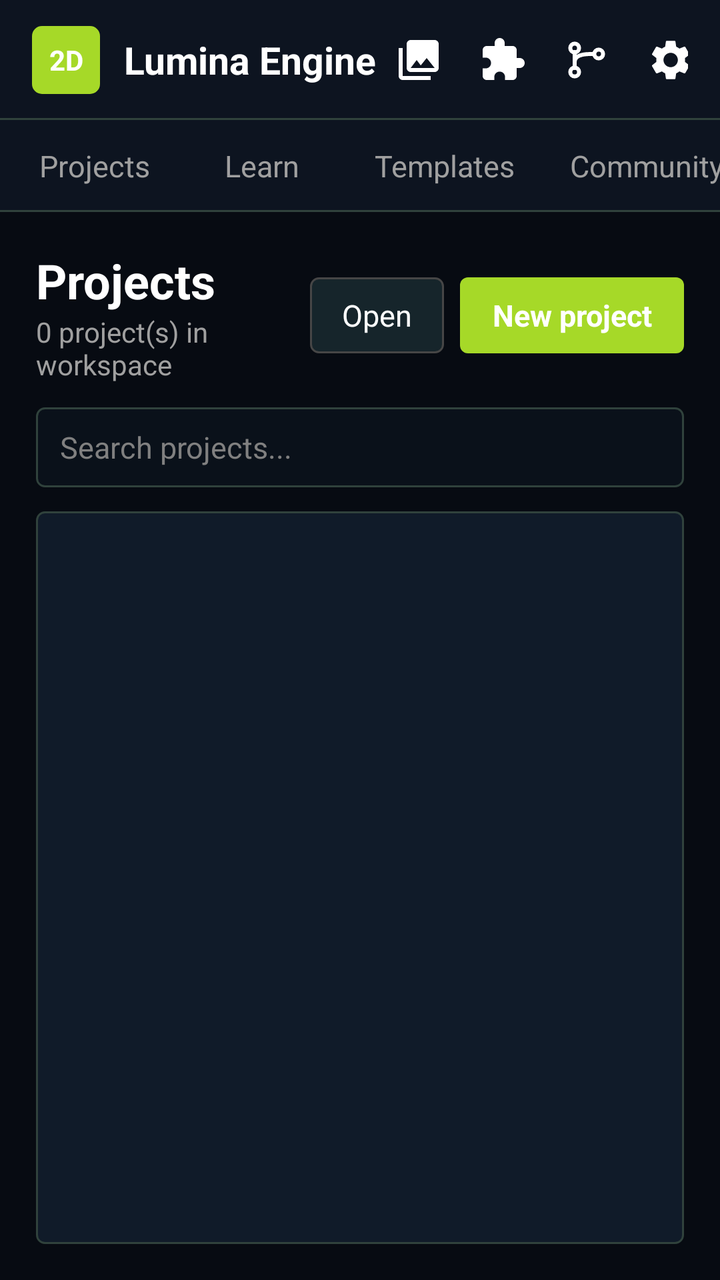
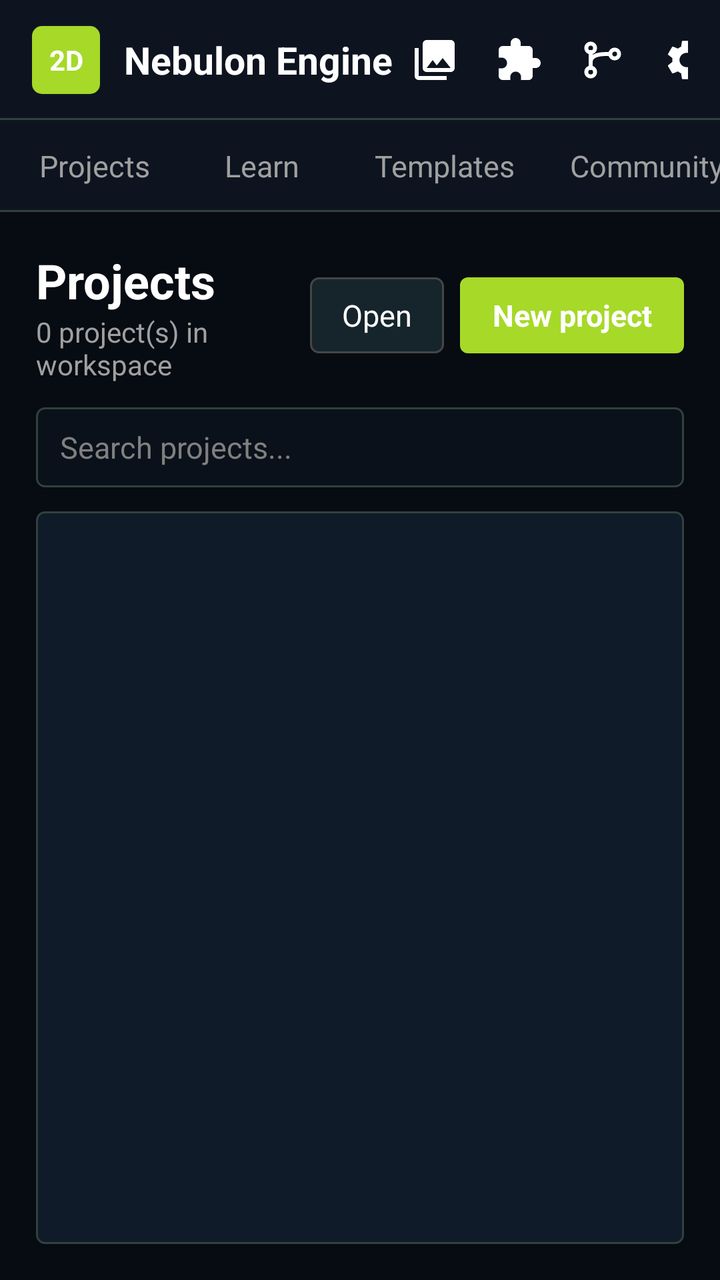

The first picture is an Android layout as it rendered before a commit; the second is the same layout after the commit. The layout source and the unified diff follow.
<!-- AndroidManifest.xml: application theme AppTheme -->
<!-- res/layout/home_screen.xml -->
<?xml version="1.0" encoding="utf-8"?>
<LinearLayout xmlns:android="http://schemas.android.com/apk/res/android"
    xmlns:ads="http://schemas.android.com/apk/res-auto"
    android:layout_width="match_parent"
    android:layout_height="match_parent"
    android:background="@color/home_bg"
    android:clickable="true"
    android:focusable="true"
    android:orientation="vertical">

    
    <LinearLayout
        android:layout_width="match_parent"
        android:layout_height="60dp"
        android:background="@drawable/home_header_bg"
        android:gravity="center_vertical"
        android:orientation="horizontal"
        android:paddingStart="16dp"
        android:paddingEnd="16dp">

        <TextView
            android:layout_width="34dp"
            android:layout_height="34dp"
            android:background="@drawable/home_logo_bg"
            android:gravity="center"
            android:text="2D"
            android:textColor="@color/home_text"
            android:textSize="14sp"
            android:textStyle="bold" />

        <TextView
            android:layout_width="wrap_content"
            android:layout_height="wrap_content"
            android:layout_marginStart="12dp"
            android:text="Lumina Engine"
            android:textColor="@color/home_text"
            android:textSize="19sp"
            android:textStyle="bold" />

        <View
            android:layout_width="0dp"
            android:layout_height="1dp"
            android:layout_weight="1" />

        <ImageView
            android:id="@+id/home_store"
            android:layout_width="42dp"
            android:layout_height="42dp"
            android:background="?android:attr/selectableItemBackgroundBorderless"
            android:contentDescription="Store"
            android:padding="9dp"
            android:src="@drawable/ic_lumina_collections"
            android:tint="@color/home_text" />

        <ImageView
            android:id="@+id/home_blocks"
            android:layout_width="42dp"
            android:layout_height="42dp"
            android:background="?android:attr/selectableItemBackgroundBorderless"
            android:contentDescription="Block creator"
            android:padding="9dp"
            android:src="@drawable/ic_lumina_blocks"
            android:tint="@color/home_text" />

        <ImageView
            android:id="@+id/home_clone"
            android:layout_width="42dp"
            android:layout_height="42dp"
            android:background="?android:attr/selectableItemBackgroundBorderless"
            android:contentDescription="Clone from GitHub"
            android:padding="9dp"
            android:src="@drawable/ic_lumina_git"
            android:tint="@color/home_text" />

        <ImageView
            android:id="@+id/home_gear"
            android:layout_width="42dp"
            android:layout_height="42dp"
            android:background="?android:attr/selectableItemBackgroundBorderless"
            android:contentDescription="Settings"
            android:padding="9dp"
            android:src="@drawable/ic_lumina_settings"
            android:tint="@color/home_text" />
    </LinearLayout>

    
    <HorizontalScrollView
        android:layout_width="match_parent"
        android:layout_height="wrap_content"
        android:background="@drawable/home_header_bg"
        android:fillViewport="true"
        android:scrollbars="none">

        <LinearLayout
            android:id="@+id/home_tabs"
            android:layout_width="match_parent"
            android:layout_height="wrap_content"
            android:orientation="horizontal"
            android:padding="5dp">

            <TextView android:id="@+id/tab_projects" style="@style/HomeTab" android:text="Projects" />
            <TextView android:id="@+id/tab_learn" style="@style/HomeTab" android:text="Learn" />
            <TextView android:id="@+id/tab_templates" style="@style/HomeTab" android:text="Templates" />
            <TextView android:id="@+id/tab_community" style="@style/HomeTab" android:text="Community" />
            <TextView android:id="@+id/tab_settings" style="@style/HomeTab" android:text="Settings" />
        </LinearLayout>
    </HorizontalScrollView>

    <FrameLayout
        android:layout_width="match_parent"
        android:layout_height="0dp"
        android:layout_weight="1">

        
        <LinearLayout
            android:id="@+id/page_projects"
            android:layout_width="match_parent"
            android:layout_height="match_parent"
            android:orientation="vertical"
            android:padding="18dp">

            <LinearLayout
                android:layout_width="match_parent"
                android:layout_height="wrap_content"
                android:gravity="center_vertical"
                android:orientation="horizontal">

                <LinearLayout
                    android:layout_width="0dp"
                    android:layout_height="wrap_content"
                    android:layout_weight="1"
                    android:orientation="vertical">

                    <TextView style="@style/HomePageTitle" android:text="Projects" />

                    <TextView
                        android:id="@+id/projects_count"
                        style="@style/HomePageSubtitle"
                        android:text="0 project(s) in workspace" />
                </LinearLayout>

                <TextView
                    android:id="@+id/btn_open"
                    style="@style/HomeButton.Secondary"
                    android:layout_marginEnd="8dp"
                    android:text="Open" />

                <TextView
                    android:id="@+id/btn_new_project"
                    style="@style/HomeButton.Primary"
                    android:text="New project" />
            </LinearLayout>

            <EditText
                android:id="@+id/projects_search"
                android:layout_width="match_parent"
                android:layout_height="40dp"
                android:layout_marginTop="12dp"
                android:background="@drawable/home_input_bg"
                android:hint="Search projects..."
                android:imeOptions="actionSearch"
                android:inputType="text"
                android:paddingStart="12dp"
                android:paddingEnd="12dp"
                android:textColor="@color/home_text"
                android:textColorHint="@color/home_text_muted"
                android:textSize="15sp" />

            <FrameLayout
                android:layout_width="match_parent"
                android:layout_height="match_parent"
                android:layout_marginTop="12dp"
                android:background="@drawable/home_list_bg"
                android:padding="1dp">

                <ScrollView
                    android:layout_width="match_parent"
                    android:layout_height="match_parent">

                    <LinearLayout
                        android:id="@+id/projects_list"
                        android:layout_width="match_parent"
                        android:layout_height="wrap_content"
                        android:orientation="vertical" />
                </ScrollView>

                <TextView
                    android:id="@+id/projects_empty"
                    android:layout_width="wrap_content"
                    android:layout_height="wrap_content"
                    android:layout_gravity="center"
                    android:text="No projects yet"
                    android:textColor="@color/home_text_muted"
                    android:textSize="15sp"
                    android:visibility="gone" />
            </FrameLayout>
        </LinearLayout>

        
        <ScrollView
            android:id="@+id/page_templates"
            android:layout_width="match_parent"
            android:layout_height="match_parent"
            android:visibility="gone">

            <LinearLayout
                android:id="@+id/templates_list"
                android:layout_width="match_parent"
                android:layout_height="wrap_content"
                android:orientation="vertical"
                android:padding="18dp">

                <TextView style="@style/HomePageTitle" android:text="Templates &amp; Examples" />

                <TextView
                    style="@style/HomePageSubtitle"
                    android:layout_marginBottom="6dp"
                    android:text="Jumpstart your game with ready-to-run starter projects and engine features" />
            </LinearLayout>
        </ScrollView>

        
        <ScrollView
            android:id="@+id/page_learn"
            android:layout_width="match_parent"
            android:layout_height="match_parent"
            android:visibility="gone">

            <LinearLayout
                android:id="@+id/learn_list"
                android:layout_width="match_parent"
                android:layout_height="wrap_content"
                android:orientation="vertical"
                android:padding="18dp">

                <LinearLayout
                    android:layout_width="wrap_content"
                    android:layout_height="wrap_content"
                    android:gravity="center_vertical"
                    android:orientation="horizontal">

                    <TextView style="@style/HomePageTitle" android:text="Learn by making games" />

                    <TextView
                        android:id="@+id/learn_experimental"
                        android:layout_width="wrap_content"
                        android:layout_height="wrap_content"
                        android:layout_marginStart="10dp"
                        android:background="@drawable/home_badge_experimental"
                        android:paddingStart="10dp"
                        android:paddingTop="3dp"
                        android:paddingEnd="10dp"
                        android:paddingBottom="3dp"
                        android:text="(Experimental)"
                        android:textColor="#FFB74D"
                        android:textSize="12sp"
                        android:textStyle="bold" />
                </LinearLayout>

                <TextView
                    style="@style/HomePageSubtitle"
                    android:layout_marginBottom="6dp"
                    android:text="Interactive tutorials guide every tap, step by step" />
            </LinearLayout>
        </ScrollView>

        
        <ScrollView
            android:id="@+id/page_community"
            android:layout_width="match_parent"
            android:layout_height="match_parent"
            android:visibility="gone">

            <LinearLayout
                android:id="@+id/community_list"
                android:layout_width="match_parent"
                android:layout_height="wrap_content"
                android:orientation="vertical"
                android:padding="18dp">

                <TextView style="@style/HomePageTitle" android:text="Community &amp; Support" />

                <TextView
                    style="@style/HomePageSubtitle"
                    android:text="Connect with the Lumina Engine developer community across the globe" />

                <LinearLayout
                    android:layout_width="match_parent"
                    android:layout_height="wrap_content"
                    android:layout_marginTop="18dp"
                    android:layout_marginBottom="8dp"
                    android:background="@drawable/home_donate_bg"
                    android:gravity="center_vertical"
                    android:orientation="horizontal"
                    android:padding="14dp">

                    <LinearLayout
                        android:layout_width="0dp"
                        android:layout_height="wrap_content"
                        android:layout_weight="1"
                        android:orientation="vertical">

                        <TextView
                            android:layout_width="wrap_content"
                            android:layout_height="wrap_content"
                            android:text="💖 Support Engine Development"
                            android:textColor="@color/home_text"
                            android:textSize="17sp"
                            android:textStyle="bold" />

                        <TextView
                            android:layout_width="wrap_content"
                            android:layout_height="wrap_content"
                            android:layout_marginTop="2dp"
                            android:text="Lumina Engine is developed with passion. Help keep updates and features coming!"
                            android:textColor="@color/home_text_secondary"
                            android:textSize="13sp" />
                    </LinearLayout>

                    <TextView
                        android:id="@+id/btn_donate"
                        style="@style/HomeButton.Primary"
                        android:layout_marginStart="10dp"
                        android:text="Donate" />
                </LinearLayout>
            </LinearLayout>
        </ScrollView>

        
        <ScrollView
            android:id="@+id/page_settings"
            android:layout_width="match_parent"
            android:layout_height="match_parent"
            android:visibility="gone">

            <LinearLayout
                android:layout_width="match_parent"
                android:layout_height="wrap_content"
                android:orientation="vertical"
                android:padding="18dp">

                <TextView style="@style/HomePageTitle" android:text="Engine Settings" />

                <TextView
                    style="@style/HomePageSubtitle"
                    android:text="Configure editor behaviors, code generation, and preferences" />

                <LinearLayout
                    android:layout_width="match_parent"
                    android:layout_height="wrap_content"
                    android:layout_marginTop="18dp"
                    android:background="@drawable/home_card_bg"
                    android:orientation="vertical"
                    android:padding="16dp">

                    <TextView
                        android:layout_width="wrap_content"
                        android:layout_height="wrap_content"
                        android:text="EDITOR &amp; COMPILER"
                        android:textColor="@color/home_text_muted"
                        android:textSize="13sp"
                        android:textStyle="bold" />

                    <TextView style="@style/HomeFieldLabel" android:text="Interface Language" />

                    <FrameLayout
                        android:layout_width="match_parent"
                        android:layout_height="wrap_content">

                        <Spinner
                            android:id="@+id/setting_language"
                            style="@style/HomeSpinner" />

                        <TextView
                            android:layout_width="wrap_content"
                            android:layout_height="wrap_content"
                            android:layout_gravity="end|center_vertical"
                            android:layout_marginEnd="14dp"
                            android:text="▾"
                            android:textColor="@color/home_text_secondary"
                            android:textSize="16sp" />
                    </FrameLayout>

                    <TextView style="@style/HomeFieldLabel" android:text="Java Compiler Backend" />

                    <FrameLayout
                        android:layout_width="match_parent"
                        android:layout_height="wrap_content">

                        <Spinner
                            android:id="@+id/setting_compiler"
                            style="@style/HomeSpinner" />

                        <TextView
                            android:layout_width="wrap_content"
                            android:layout_height="wrap_content"
                            android:layout_gravity="end|center_vertical"
                            android:layout_marginEnd="14dp"
                            android:text="▾"
                            android:textColor="@color/home_text_secondary"
                            android:textSize="16sp" />
                    </FrameLayout>

                    <androidx.appcompat.widget.SwitchCompat
                        android:id="@+id/setting_completion"
                        style="@style/HomeSwitch"
                        android:layout_marginTop="18dp"
                        android:text="Script Code Completion" />

                    <androidx.appcompat.widget.SwitchCompat
                        android:id="@+id/setting_autosave"
                        style="@style/HomeSwitch"
                        android:text="Automatic Scene Saving" />

                    <androidx.appcompat.widget.SwitchCompat
                        android:id="@+id/setting_undo"
                        style="@style/HomeSwitch"
                        android:text="Persist Undo/Redo History" />

                    <androidx.appcompat.widget.SwitchCompat
                        android:id="@+id/setting_ads"
                        style="@style/HomeSwitch"
                        android:text="Show ads" />
                </LinearLayout>
            </LinearLayout>
        </ScrollView>
    </FrameLayout>

    
    <LinearLayout
        android:id="@+id/home_ad_container"
        android:layout_width="match_parent"
        android:layout_height="wrap_content"
        android:background="@color/home_bg"
        android:orientation="vertical"
        android:paddingStart="8dp"
        android:paddingEnd="8dp"
        android:paddingBottom="6dp"
        android:visibility="gone">

        <LinearLayout
            android:layout_width="match_parent"
            android:layout_height="22dp"
            android:gravity="center_vertical"
            android:orientation="horizontal">

            <TextView
                android:layout_width="wrap_content"
                android:layout_height="wrap_content"
                android:text="Ad"
                android:textColor="@color/home_text_muted"
                android:textSize="10sp" />

            <View
                android:layout_width="0dp"
                android:layout_height="1dp"
                android:layout_weight="1" />

            <TextView
                android:id="@+id/home_ad_hide"
                android:layout_width="wrap_content"
                android:layout_height="match_parent"
                android:background="?android:attr/selectableItemBackgroundBorderless"
                android:gravity="center_vertical"
                android:paddingStart="10dp"
                android:paddingEnd="4dp"
                android:text="Hide ad"
                android:textColor="@color/home_text_secondary"
                android:textSize="10sp" />
        </LinearLayout>

        <com.google.android.gms.ads.AdView
            android:id="@+id/home_ad_banner"
            android:layout_width="wrap_content"
            android:layout_height="wrap_content"
            android:layout_gravity="center_horizontal"
            android:background="@android:color/transparent"
            ads:adSize="BANNER"
            ads:adUnitId="ca-app-pub-5858301436237272/3433751966" />
    </LinearLayout>
</LinearLayout>
<!-- resources referenced by this layout -->
<resources>
  <color name="home_bg">#FF070B12</color>
  <color name="home_text">#FFFFFFFF</color>
  <color name="home_text_muted">#FF808080</color>
  <color name="home_text_secondary">#FFA0A0A0</color>
  <!-- drawable home_logo_bg (drawable) -->
  <?xml version="1.0" encoding="utf-8"?>
  <shape xmlns:android="http://schemas.android.com/apk/res/android" android:shape="rectangle">
      <solid android:color="@color/home_accent" />
      <corners android:radius="5dp" />
  </shape>
  <style name="HomeButton.Primary">
          <item name="android:background">@drawable/home_btn_primary</item>
          <item name="android:textStyle">bold</item>
      </style>
  <style name="HomeButton.Secondary">
          <item name="android:background">@drawable/home_btn_secondary</item>
      </style>
  <style name="HomePageSubtitle">
          <item name="android:layout_width">wrap_content</item>
          <item name="android:layout_height">wrap_content</item>
          <item name="android:textColor">@color/home_text_secondary</item>
          <item name="android:textSize">14sp</item>
      </style>
  <style name="HomePageTitle">
          <item name="android:layout_width">wrap_content</item>
          <item name="android:layout_height">wrap_content</item>
          <item name="android:textColor">@color/home_text</item>
          <item name="android:textSize">24sp</item>
          <item name="android:textStyle">bold</item>
      </style>
  <style name="HomeSpinner">
          <item name="android:layout_width">match_parent</item>
          <item name="android:layout_height">44dp</item>
          <item name="android:background">@drawable/home_input_bg</item>
          <item name="android:popupBackground">@color/home_surface</item>
      </style>
  <style name="HomeSwitch">
          <item name="android:layout_width">match_parent</item>
          <item name="android:layout_height">48dp</item>
          <item name="android:textColor">@color/home_text</item>
          <item name="android:textSize">16sp</item>
      </style>
  <color name="home_surface">#FF101B29</color>
  <color name="home_border">#FF30423C</color>
  <color name="home_accent">#FFA6D928</color>
  <color name="home_header">#FF0D1420</color>
  <color name="home_input">#FF0A111A</color>
  <color name="md_theme_light_primary">#4D6B00</color>
  <color name="md_theme_light_onPrimary">#FFFFFF</color>
  <color name="md_theme_light_primaryContainer">#FFDCC5</color>
  <color name="md_theme_light_onPrimaryContainer">#301400</color>
  <color name="md_theme_light_secondary">#755945</color>
  <color name="md_theme_light_onSecondary">#FFFFFF</color>
  <color name="md_theme_light_secondaryContainer">#FFDCC5</color>
  <color name="md_theme_light_onSecondaryContainer">#2A1708</color>
  <color name="md_theme_light_tertiary">#5E6135</color>
  <color name="md_theme_light_onTertiary">#FFFFFF</color>
  <color name="md_theme_light_tertiaryContainer">#E3E6AF</color>
  <color name="md_theme_light_onTertiaryContainer">#1B1D00</color>
  <color name="md_theme_light_error">#BA1A1A</color>
  <color name="md_theme_light_errorContainer">#FFDAD6</color>
  <color name="md_theme_light_onError">#FFFFFF</color>
  <color name="md_theme_light_onErrorContainer">#410002</color>
  <color name="md_theme_light_background">#F7FBEA</color>
  <color name="md_theme_light_onBackground">#201A17</color>
  <color name="md_theme_light_surface">#FFFBFF</color>
  <color name="md_theme_light_onSurface">#201A17</color>
  <color name="md_theme_light_surfaceVariant">#F3DFD2</color>
  <color name="md_theme_light_onSurfaceVariant">#52443B</color>
  <color name="md_theme_light_outline">#84746A</color>
  <color name="md_theme_light_inverseOnSurface">#FBEEE8</color>
  <color name="md_theme_light_inverseSurface">#362F2B</color>
  <color name="md_theme_light_inversePrimary">#FFB781</color>
  <color name="home_accent_dark">#FF719800</color>
  <color name="home_button">#FF16252B</color>
  <!-- unchanged entries left out for length: 15 -->
</resources>

<!-- the commit's change to res/layout/home_screen.xml (unified diff, before → after) -->
@@ -32,7 +32,7 @@
             android:layout_width="wrap_content"
             android:layout_height="wrap_content"
             android:layout_marginStart="12dp"
-            android:text="Lumina Engine"
+            android:text="Nebulon Engine"
             android:textColor="@color/home_text"
             android:textSize="19sp"
             android:textStyle="bold" />
@@ -282,7 +282,7 @@
 
                 <TextView
                     style="@style/HomePageSubtitle"
-                    android:text="Connect with the Lumina Engine developer community across the globe" />
+                    android:text="Connect with the Nebulon Engine developer community across the globe" />
 
                 <LinearLayout
                     android:layout_width="match_parent"
@@ -312,7 +312,7 @@
                             android:layout_width="wrap_content"
                             android:layout_height="wrap_content"
                             android:layout_marginTop="2dp"
-                            android:text="Lumina Engine is developed with passion. Help keep updates and features coming!"
+                            android:text="Nebulon Engine is developed with passion. Help keep updates and features coming!"
                             android:textColor="@color/home_text_secondary"
                             android:textSize="13sp" />
                     </LinearLayout>
